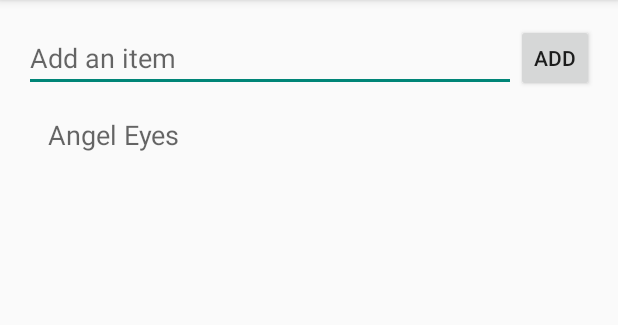
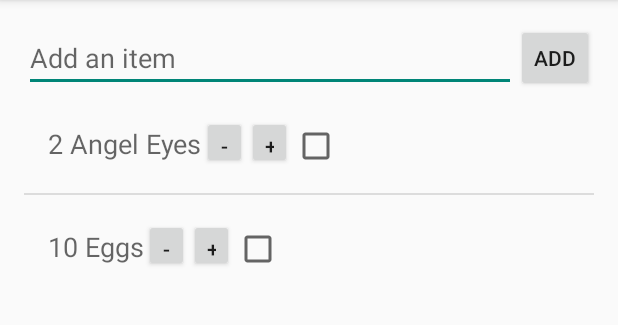
Before and after one commit to 11pm/ShoppingList, an Android app: the screen it shows after launch (MainActivity), on a phone screen of 412 x 824 dp, the part 84-409 px from its top. Run offline under Robolectric (Android 15) with nearby library versions, the phone set to English and light mode, and no system bars.

Commit message:
you can now change  item amount

```diff
--- a/app/src/main/java/is/tskoli/alexander/shoppinglist/MainActivity.java
+++ b/app/src/main/java/is/tskoli/alexander/shoppinglist/MainActivity.java
@@ -8,10 +8,17 @@ import android.view.MenuItem;
 import android.view.View;
 import android.view.ViewGroup;
 import android.widget.ArrayAdapter;
+import android.widget.Button;
+import android.widget.EditText;
 import android.widget.ListView;
 import android.widget.TextView;
 
+import org.w3c.dom.Text;
+
 public class MainActivity extends AppCompatActivity {
+
+    ListView list;
+
 
     @Override
     protected void onCreate(Bundle savedInstanceState) {
@@ -20,8 +27,10 @@ public class MainActivity extends AppCompatActivity {
 
         ShoppingHelper.add(new ShoppingItem("Angel Eyes", 2));
 
+        ShoppingHelper.add(new ShoppingItem("Eggs", 10));
+
         //get the actual list
-        ListView list = (ListView) findViewById(R.id.ShoppingList);
+        list = (ListView) findViewById(R.id.ShoppingList);
 
         //create the adapter for the list
         final ArrayAdapter<ShoppingItem> arrayAdapter = new ShoppingAdapter();
@@ -29,6 +38,28 @@ public class MainActivity extends AppCompatActivity {
         //connect the adapter to the list
         list.setAdapter(arrayAdapter);
 
+
+        Button addBtn = (Button) findViewById(R.id.addBtn);
+
+        addBtn.setOnClickListener(new View.OnClickListener() {
+            @Override
+            public void onClick(View v) {
+
+                EditText item = (EditText) findViewById(R.id.addText);
+                String text = item.getText().toString();
+                Log.wtf("wtf", text);
+
+                if(text.length() > 0){
+                    ShoppingItem newItem = new ShoppingItem(text, 1);
+                    ShoppingHelper.add(newItem);
+                    item.setText("");
+                }
+
+                list.invalidateViews();
+
+
+            }
+        });
 
     }
 
@@ -53,6 +84,7 @@ public class MainActivity extends AppCompatActivity {
 
         return super.onOptionsItemSelected(item);
     }
+
     private class ShoppingAdapter extends ArrayAdapter<ShoppingItem> {
 
         public ShoppingAdapter(){
@@ -60,24 +92,58 @@ public class MainActivity extends AppCompatActivity {
         }
 
         @Override
-        public View getView(int position, View convertView, ViewGroup parent){
+        public View getView(final int position, View convertView, ViewGroup parent){
 
             View shoppingView = convertView;
+
+            //Variables in a list item
+            TextView itemName;
+            final ShoppingItem item;
+            Button addBtn;
+            Button removeBtn;
 
             //make sure we have a view
             if (shoppingView == null){
                 shoppingView = getLayoutInflater().inflate(R.layout.shopping_item, parent, false);
             }
 
-            ShoppingItem item = ShoppingHelper.find(position);
-            Log.wtf("wtf", item.item);
+            item      = ShoppingHelper.find(position);
+            itemName  = (TextView) shoppingView.findViewById(R.id.itemName);
+            addBtn    = (Button) shoppingView.findViewById(R.id.itemAdd);
+            removeBtn = (Button) shoppingView.findViewById(R.id.itemRemove);
 
-            TextView te = (TextView) shoppingView.findViewById(R.id.itemName);
-            te.setText(item.item);
 
-            //TextView te = (TextView) findViewById(R.id.itemName);
-            //te.setText(item.item);
 
+            itemName.setText(item.getText());
+
+            addBtn.setOnClickListener(new View.OnClickListener() {
+                @Override
+                public void onClick(View v) {
+                    //add 1 to the item amount
+                    item.addAmount();
+                    //update the actual list object item
+                    ShoppingHelper.update(position, item);
+                    //update the list
+                    list.invalidateViews();
+                }
+            });
+
+            removeBtn.setOnClickListener(new View.OnClickListener() {
+                @Override
+                public void onClick(View v) {
+
+                    //if the item amount is over 1, so we
+                    if(item.amount > 1){
+                        //-1 the item
+                        item.removeAmount();
+                        //update the list object
+                        ShoppingHelper.update(position, item);
+                        //update the list
+                        list.invalidateViews();
+                    }
+
+                }
+            });
 
 
 
--- a/app/src/main/java/is/tskoli/alexander/shoppinglist/ShoppingItem.java
+++ b/app/src/main/java/is/tskoli/alexander/shoppinglist/ShoppingItem.java
@@ -16,8 +16,16 @@ public class ShoppingItem {
         this.done   = false;
     }
 
-    public void setAmount(int amount){
-        this.amount = amount;
+    public String getText(){
+        return this.amount + " " + this.item;
+    }
+
+    public void addAmount(){
+        this.amount += 1;
+    }
+
+    public void removeAmount(){
+        this.amount -= 1;
     }
 
     public void setDone(){
--- a/app/src/main/res/layout/activity_main.xml
+++ b/app/src/main/res/layout/activity_main.xml
@@ -30,7 +30,7 @@
         android:layout_width="wrap_content"
         android:layout_height="wrap_content"
         android:id="@+id/ShoppingList"
-        android:layout_below="@+id/addText"
         android:layout_alignParentLeft="true"
-        android:layout_alignParentStart="true" />
+        android:layout_alignParentStart="true"
+        android:layout_below="@+id/addText" />
 </RelativeLayout>
--- a/app/src/main/res/layout/shopping_item.xml
+++ b/app/src/main/res/layout/shopping_item.xml
@@ -9,4 +9,23 @@
         android:textAppearance="?android:attr/textAppearanceMedium"
         android:text="ITEM NAME"
         android:id="@+id/itemName" />
+
+    <Button
+        style="?android:attr/buttonStyleSmall"
+        android:layout_width="30dp"
+        android:layout_height="35dp"
+        android:text="-"
+        android:id="@+id/itemRemove" />
+
+    <Button
+        style="?android:attr/buttonStyleSmall"
+        android:layout_width="30dp"
+        android:layout_height="35dp"
+        android:text="+"
+        android:id="@+id/itemAdd" />
+
+    <CheckBox
+        android:layout_width="wrap_content"
+        android:layout_height="wrap_content"
+        android:id="@+id/itemDone" />
 </LinearLayout>
```
